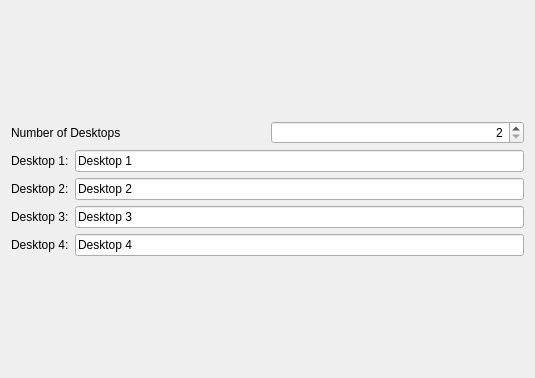
First picture: the form in kde4/kaptan4/src/gui/multipleWidget.ui, repository pars-linux/uludag, before the edit.
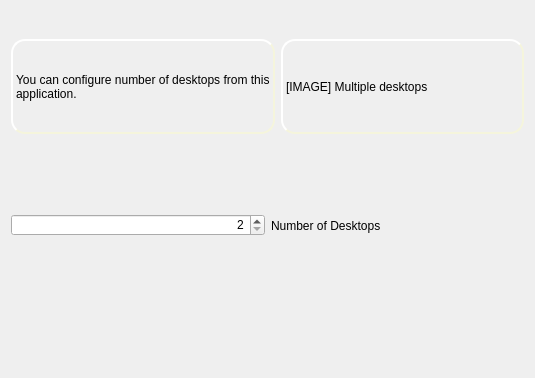
Second picture: the form after the edit.

Commit message: remove desktop name changing, make widgets eye-candy

```diff
--- a/kde4/kaptan4/src/gui/multipleWidget.ui
+++ b/kde4/kaptan4/src/gui/multipleWidget.ui
@@ -12,18 +12,77 @@
   <property name="windowTitle" >
    <string>Multiple Desktops</string>
   </property>
-  <layout class="QGridLayout" name="gridLayout_2" >
-   <item row="0" column="0" >
+  <property name="styleSheet" >
+   <string notr="true" >
+QLabel#labelImage, #labelMultiple{
+     border-style: outset;
+     border-width: 2px;
+     border-radius: 14px;
+     border-color: beige;
+}</string>
+  </property>
     <layout class="QGridLayout" name="gridLayout" >
      <item row="0" column="0" >
+    <spacer name="verticalSpacer_2" >
+     <property name="orientation" >
+      <enum>Qt::Vertical</enum>
+     </property>
+     <property name="sizeType" >
+      <enum>QSizePolicy::Fixed</enum>
+     </property>
+     <property name="sizeHint" stdset="0" >
+      <size>
+       <width>20</width>
+       <height>28</height>
+      </size>
+     </property>
+    </spacer>
+   </item>
+   <item row="1" column="0" >
       <layout class="QHBoxLayout" name="horizontalLayout_2" >
        <item>
-        <widget class="QLabel" name="label_2" >
+      <widget class="QLabel" name="labelMultiple" >
+       <property name="styleSheet" >
+        <string notr="true" >background-color: rgba(255, 255, 255, 122);\n</string>
+       </property>
          <property name="text" >
-          <string>Number of Desktops</string>
-         </property>
-        </widget>
-       </item>
+        <string>You can configure number of desktops from this application.</string>
+       </property>
+       <property name="wordWrap" >
+        <bool>true</bool>
+       </property>
+      </widget>
+     </item>
+     <item>
+      <widget class="QLabel" name="labelImage" >
+       <property name="styleSheet" >
+        <string notr="true" >background-color: rgba(255, 255, 255, 122);\n</string>
+       </property>
+       <property name="text" >
+        <string>[IMAGE] Multiple desktops</string>
+       </property>
+      </widget>
+     </item>
+    </layout>
+   </item>
+   <item row="2" column="0" >
+    <spacer name="verticalSpacer_3" >
+     <property name="orientation" >
+      <enum>Qt::Vertical</enum>
+     </property>
+     <property name="sizeType" >
+      <enum>QSizePolicy::Fixed</enum>
+     </property>
+     <property name="sizeHint" stdset="0" >
+      <size>
+       <width>20</width>
+       <height>38</height>
+      </size>
+     </property>
+    </spacer>
+   </item>
+   <item row="3" column="0" >
+    <layout class="QHBoxLayout" name="horizontalLayout" >
        <item>
         <widget class="QSpinBox" name="spinBox" >
          <property name="layoutDirection" >
@@ -37,81 +96,30 @@
          </property>
         </widget>
        </item>
-      </layout>
-     </item>
-     <item row="1" column="0" >
-      <layout class="QHBoxLayout" name="horizontalLayout" >
        <item>
-        <widget class="QLabel" name="label" >
+      <widget class="QLabel" name="label_2" >
          <property name="text" >
-          <string>Desktop 1:</string>
-         </property>
-        </widget>
-       </item>
-       <item>
-        <widget class="QLineEdit" name="desktop1" >
-         <property name="text" >
-          <string>Desktop 1</string>
-         </property>
-        </widget>
-       </item>
-      </layout>
-     </item>
-     <item row="2" column="0" >
-      <layout class="QHBoxLayout" name="horizontalLayout_3" >
-       <item>
-        <widget class="QLabel" name="label_3" >
-         <property name="text" >
-          <string>Desktop 2:</string>
-         </property>
-        </widget>
-       </item>
-       <item>
-        <widget class="QLineEdit" name="desktop2" >
-         <property name="text" >
-          <string>Desktop 2</string>
-         </property>
-        </widget>
-       </item>
-      </layout>
-     </item>
-     <item row="3" column="0" >
-      <layout class="QHBoxLayout" name="horizontalLayout_4" >
-       <item>
-        <widget class="QLabel" name="label_4" >
-         <property name="text" >
-          <string>Desktop 3:</string>
-         </property>
-        </widget>
-       </item>
-       <item>
-        <widget class="QLineEdit" name="desktop3" >
-         <property name="text" >
-          <string>Desktop 3</string>
+        <string>Number of Desktops</string>
          </property>
         </widget>
        </item>
       </layout>
      </item>
      <item row="4" column="0" >
-      <layout class="QHBoxLayout" name="horizontalLayout_5" >
-       <item>
-        <widget class="QLabel" name="label_5" >
-         <property name="text" >
-          <string>Desktop 4:</string>
-         </property>
-        </widget>
-       </item>
-       <item>
-        <widget class="QLineEdit" name="desktop4" >
-         <property name="text" >
-          <string>Desktop 4</string>
-         </property>
-        </widget>
-       </item>
-      </layout>
-     </item>
-    </layout>
+    <spacer name="verticalSpacer" >
+     <property name="orientation" >
+      <enum>Qt::Vertical</enum>
+     </property>
+     <property name="sizeType" >
+      <enum>QSizePolicy::Fixed</enum>
+     </property>
+     <property name="sizeHint" stdset="0" >
+      <size>
+       <width>20</width>
+       <height>94</height>
+      </size>
+     </property>
+    </spacer>
    </item>
   </layout>
  </widget>
```
Lines whose indentation alone changed are shown as unchanged. The commit also changes 3 other files.
